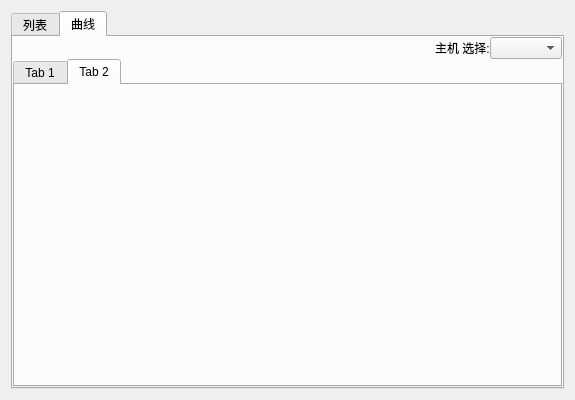
The window that digitalIntegration/ResourceManageDialog.ui (jiaqingguo/DI) describes before a commit, drawn with Qt 5.
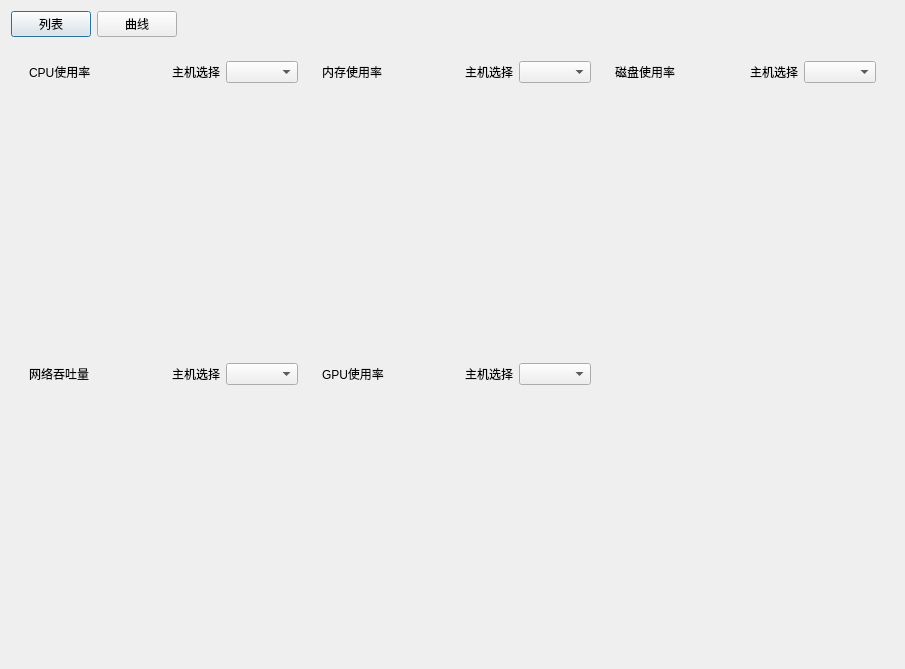
The same window after the commit.

What changed in the file:
```diff
--- a/digitalIntegration/ResourceManageDialog.ui
+++ b/digitalIntegration/ResourceManageDialog.ui
@@ -6,40 +6,86 @@
    <rect>
     <x>0</x>
     <y>0</y>
-    <width>575</width>
-    <height>400</height>
+    <width>905</width>
+    <height>669</height>
    </rect>
   </property>
   <property name="windowTitle">
    <string>资源管理器</string>
   </property>
-  <layout class="QGridLayout" name="gridLayout">
+  <property name="styleSheet">
+   <string notr="true"/>
+  </property>
+  <layout class="QGridLayout" name="gridLayout_3">
    <item row="0" column="0">
-    <widget class="QTabWidget" name="tabWidget">
+    <widget class="QWidget" name="widget_4" native="true">
+     <property name="minimumSize">
+      <size>
+       <width>0</width>
+       <height>0</height>
+      </size>
+     </property>
+     <layout class="QHBoxLayout" name="horizontalLayout_9">
+      <property name="leftMargin">
+       <number>0</number>
+      </property>
+      <property name="topMargin">
+       <number>0</number>
+      </property>
+      <property name="rightMargin">
+       <number>0</number>
+      </property>
+      <property name="bottomMargin">
+       <number>0</number>
+      </property>
+      <item>
+       <layout class="QHBoxLayout" name="horizontalLayout">
+        <item>
+         <widget class="QPushButton" name="btnList">
+          <property name="text">
+           <string>列表</string>
+          </property>
+         </widget>
+        </item>
+        <item>
+         <widget class="QPushButton" name="btnCurve">
+          <property name="text">
+           <string>曲线</string>
+          </property>
+         </widget>
+        </item>
+        <item>
+         <spacer name="horizontalSpacer">
+          <property name="orientation">
+           <enum>Qt::Horizontal</enum>
+          </property>
+          <property name="sizeHint" stdset="0">
+           <size>
+            <width>40</width>
+            <height>20</height>
+           </size>
+          </property>
+         </spacer>
+        </item>
+       </layout>
+      </item>
+     </layout>
+    </widget>
+   </item>
+   <item row="1" column="0">
+    <widget class="QStackedWidget" name="stackedWidget">
      <property name="currentIndex">
       <number>1</number>
      </property>
-     <property name="tabBarAutoHide">
-      <bool>false</bool>
-     </property>
-     <widget class="QWidget" name="tab">
-      <attribute name="title">
-       <string>列表</string>
-      </attribute>
+     <widget class="QWidget" name="pageList">
       <layout class="QGridLayout" name="gridLayout_2">
        <item row="0" column="0">
         <widget class="QTableView" name="tableView"/>
        </item>
       </layout>
      </widget>
-     <widget class="QWidget" name="tab_2">
-      <attribute name="title">
-       <string>曲线</string>
-      </attribute>
-      <layout class="QVBoxLayout" name="verticalLayout">
-       <property name="spacing">
-        <number>0</number>
-       </property>
+     <widget class="QWidget" name="pageCurve">
+      <layout class="QGridLayout" name="gridLayout_4" rowstretch="0" columnstretch="0">
        <property name="leftMargin">
         <number>0</number>
        </property>
@@ -52,48 +98,218 @@
        <property name="bottomMargin">
         <number>0</number>
        </property>
-       <item>
-        <layout class="QHBoxLayout" name="horizontalLayout">
-         <item>
-          <spacer name="horizontalSpacer">
-           <property name="orientation">
-            <enum>Qt::Horizontal</enum>
-           </property>
-           <property name="sizeHint" stdset="0">
-            <size>
-             <width>40</width>
-             <height>20</height>
-            </size>
-           </property>
-          </spacer>
-         </item>
-         <item>
-          <widget class="QLabel" name="label">
-           <property name="text">
-            <string>主机 选择:</string>
-           </property>
-          </widget>
-         </item>
-         <item>
-          <widget class="QComboBox" name="comboBox"/>
-         </item>
-        </layout>
-       </item>
-       <item>
-        <widget class="QTabWidget" name="tabWidgetCurve">
-         <property name="currentIndex">
-          <number>1</number>
-         </property>
-         <widget class="QWidget" name="tab_3">
-          <attribute name="title">
-           <string>Tab 1</string>
-          </attribute>
-         </widget>
-         <widget class="QWidget" name="tab_4">
-          <attribute name="title">
-           <string>Tab 2</string>
-          </attribute>
-         </widget>
+       <item row="0" column="0">
+        <widget class="QWidget" name="widget_2" native="true">
+         <layout class="QGridLayout" name="gridLayout_10">
+          <item row="0" column="0">
+           <widget class="QWidget" name="widget_3" native="true">
+            <layout class="QGridLayout" name="gridLayout_5">
+             <item row="0" column="0">
+              <widget class="QLabel" name="label">
+               <property name="text">
+                <string>CPU使用率</string>
+               </property>
+              </widget>
+             </item>
+             <item row="0" column="1">
+              <spacer name="horizontalSpacer_2">
+               <property name="orientation">
+                <enum>Qt::Horizontal</enum>
+               </property>
+               <property name="sizeHint" stdset="0">
+                <size>
+                 <width>76</width>
+                 <height>20</height>
+                </size>
+               </property>
+              </spacer>
+             </item>
+             <item row="0" column="2">
+              <widget class="QLabel" name="label_2">
+               <property name="text">
+                <string>主机选择</string>
+               </property>
+              </widget>
+             </item>
+             <item row="0" column="3">
+              <widget class="QComboBox" name="comboBox1"/>
+             </item>
+             <item row="1" column="0" colspan="4">
+              <widget class="QWidget" name="widgetCpu" native="true">
+               <layout class="QGridLayout" name="gridLayout_11"/>
+              </widget>
+             </item>
+            </layout>
+           </widget>
+          </item>
+          <item row="0" column="1">
+           <widget class="QWidget" name="widget_5" native="true">
+            <layout class="QGridLayout" name="gridLayout_6">
+             <item row="0" column="0">
+              <widget class="QLabel" name="label_3">
+               <property name="text">
+                <string>内存使用率</string>
+               </property>
+              </widget>
+             </item>
+             <item row="0" column="1">
+              <spacer name="horizontalSpacer_3">
+               <property name="orientation">
+                <enum>Qt::Horizontal</enum>
+               </property>
+               <property name="sizeHint" stdset="0">
+                <size>
+                 <width>69</width>
+                 <height>20</height>
+                </size>
+               </property>
+              </spacer>
+             </item>
+             <item row="0" column="2">
+              <widget class="QLabel" name="label_4">
+               <property name="text">
+                <string>主机选择</string>
+               </property>
+              </widget>
+             </item>
+             <item row="0" column="3">
+              <widget class="QComboBox" name="comboBox2"/>
+             </item>
+             <item row="1" column="0" colspan="4">
+              <widget class="QWidget" name="widgetMemory" native="true">
+               <layout class="QGridLayout" name="gridLayout_12"/>
+              </widget>
+             </item>
+            </layout>
+           </widget>
+          </item>
+          <item row="0" column="2">
+           <widget class="QWidget" name="widget_6" native="true">
+            <layout class="QGridLayout" name="gridLayout_7">
+             <item row="0" column="0">
+              <widget class="QLabel" name="label_5">
+               <property name="text">
+                <string>磁盘使用率</string>
+               </property>
+              </widget>
+             </item>
+             <item row="0" column="1">
+              <spacer name="horizontalSpacer_4">
+               <property name="orientation">
+                <enum>Qt::Horizontal</enum>
+               </property>
+               <property name="sizeHint" stdset="0">
+                <size>
+                 <width>70</width>
+                 <height>20</height>
+                </size>
+               </property>
+              </spacer>
+             </item>
+             <item row="0" column="2">
+              <widget class="QLabel" name="label_6">
+               <property name="text">
+                <string>主机选择</string>
+               </property>
+              </widget>
+             </item>
+             <item row="0" column="3">
+              <widget class="QComboBox" name="comboBox3"/>
+             </item>
+             <item row="1" column="0" colspan="4">
+              <widget class="QWidget" name="widgetDisk" native="true">
+               <layout class="QGridLayout" name="gridLayout_13"/>
+              </widget>
+             </item>
+            </layout>
+           </widget>
+          </item>
+          <item row="1" column="0">
+           <widget class="QWidget" name="widget_7" native="true">
+            <layout class="QGridLayout" name="gridLayout_8">
+             <item row="0" column="0">
+              <widget class="QLabel" name="label_7">
+               <property name="text">
+                <string>网络吞吐量</string>
+               </property>
+              </widget>
+             </item>
+             <item row="0" column="1">
+              <spacer name="horizontalSpacer_5">
+               <property name="orientation">
+                <enum>Qt::Horizontal</enum>
+               </property>
+               <property name="sizeHint" stdset="0">
+                <size>
+                 <width>70</width>
+                 <height>20</height>
+                </size>
+               </property>
+              </spacer>
+             </item>
+             <item row="0" column="2">
+              <widget class="QLabel" name="label_8">
+               <property name="text">
+                <string>主机选择</string>
+               </property>
+              </widget>
+             </item>
+             <item row="0" column="3">
+              <widget class="QComboBox" name="comboBox4"/>
+             </item>
+             <item row="1" column="0" colspan="4">
+              <widget class="QWidget" name="widgetNet" native="true">
+               <layout class="QGridLayout" name="gridLayout_14"/>
+              </widget>
+             </item>
+            </layout>
+           </widget>
+          </item>
+          <item row="1" column="1">
+           <widget class="QWidget" name="widget_8" native="true">
+            <layout class="QGridLayout" name="gridLayout_9">
+             <item row="0" column="0">
+              <widget class="QLabel" name="label_9">
+               <property name="text">
+                <string>GPU使用率</string>
+               </property>
+              </widget>
+             </item>
+             <item row="0" column="1">
+              <spacer name="horizontalSpacer_6">
+               <property name="orientation">
+                <enum>Qt::Horizontal</enum>
+               </property>
+               <property name="sizeHint" stdset="0">
+                <size>
+                 <width>75</width>
+                 <height>20</height>
+                </size>
+               </property>
+              </spacer>
+             </item>
+             <item row="0" column="2">
+              <widget class="QLabel" name="label_10">
+               <property name="text">
+                <string>主机选择</string>
+               </property>
+              </widget>
+             </item>
+             <item row="0" column="3">
+              <widget class="QComboBox" name="comboBox5"/>
+             </item>
+             <item row="1" column="0" colspan="4">
+              <widget class="QWidget" name="widgetGpu" native="true">
+               <layout class="QGridLayout" name="gridLayout_15"/>
+              </widget>
+             </item>
+            </layout>
+           </widget>
+          </item>
+          <item row="1" column="2">
+           <widget class="QWidget" name="widget_9" native="true"/>
+          </item>
+         </layout>
         </widget>
        </item>
       </layout>
```
Left out of the diff: 20 changed lines with no effect on the pictures.
